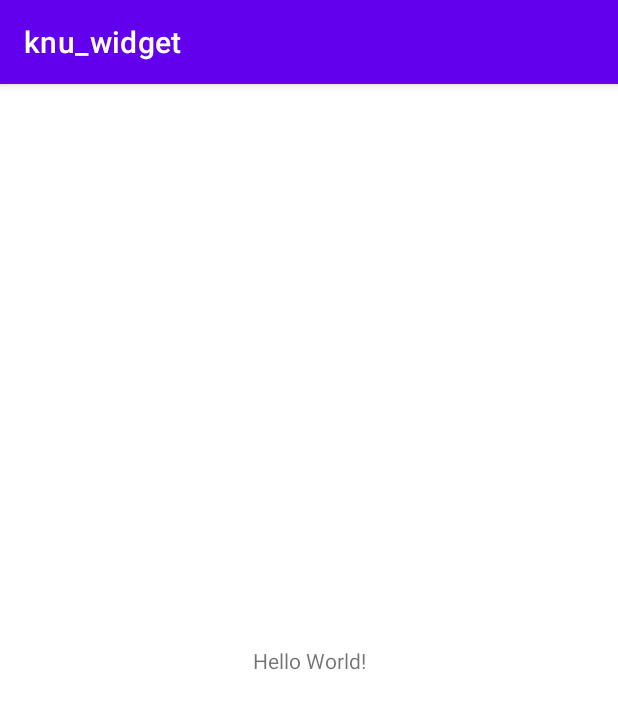
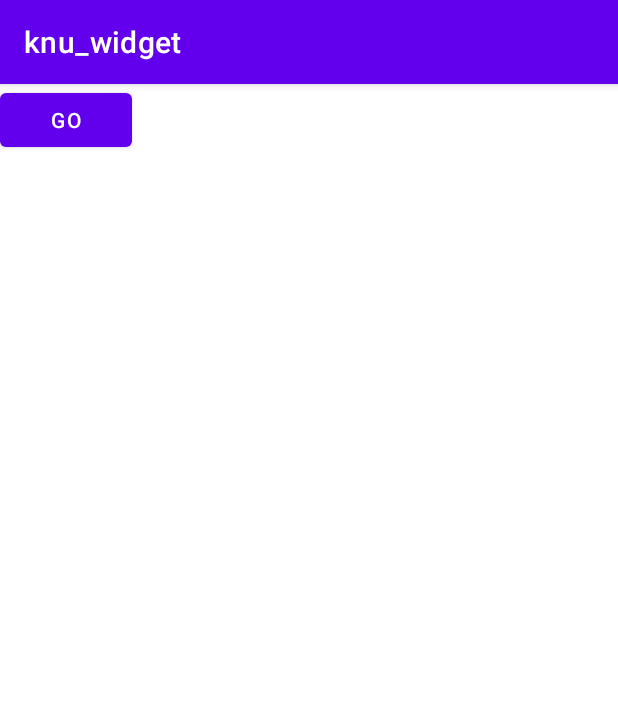
Before and after one commit to yhkwon0817/knu_widget1, an Android app: the screen it shows after launch (MainActivity), on a phone screen of 412 x 824 dp. Shown: the top 709 px of the screen. Run offline under Robolectric (Android 15) with nearby library versions, the phone set to English and light mode, and no system bars.

```diff
--- a/app/src/main/AndroidManifest.xml
+++ b/app/src/main/AndroidManifest.xml
@@ -2,7 +2,7 @@
 <manifest xmlns:android="http://schemas.android.com/apk/res/android"
     package="com.example.knu_widget">
 
-    <uses-permission android:name="android.permissoin.INTERNET" />
+    <uses-permission android:name="android.permission.INTERNET" />
     <application
         android:allowBackup="true"
         android:icon="@mipmap/ic_launcher"
--- a/app/src/main/res/layout/activity_main.xml
+++ b/app/src/main/res/layout/activity_main.xml
@@ -1,18 +1,22 @@
 <?xml version="1.0" encoding="utf-8"?>
-<androidx.constraintlayout.widget.ConstraintLayout xmlns:android="http://schemas.android.com/apk/res/android"
+<LinearLayout xmlns:android="http://schemas.android.com/apk/res/android"
     xmlns:app="http://schemas.android.com/apk/res-auto"
     xmlns:tools="http://schemas.android.com/tools"
     android:layout_width="match_parent"
     android:layout_height="match_parent"
     tools:context=".MainActivity">
 
-    <TextView
+    <Button
+        android:id="@+id/btn"
         android:layout_width="wrap_content"
         android:layout_height="wrap_content"
-        android:text="Hello World!"
-        app:layout_constraintBottom_toBottomOf="parent"
-        app:layout_constraintLeft_toLeftOf="parent"
-        app:layout_constraintRight_toRightOf="parent"
-        app:layout_constraintTop_toTopOf="parent" />
+        android:text="go"
+        tools:layout_editor_absoluteX="161dp"
+        tools:layout_editor_absoluteY="152dp"
+        tools:ignore="MissingConstraints" />
 
-</androidx.constraintlayout.widget.ConstraintLayout>
+    <TextView
+        android:id="@+id/text1"
+        android:layout_width="match_parent"
+        android:layout_height="match_parent"/>
+</LinearLayout>
```
